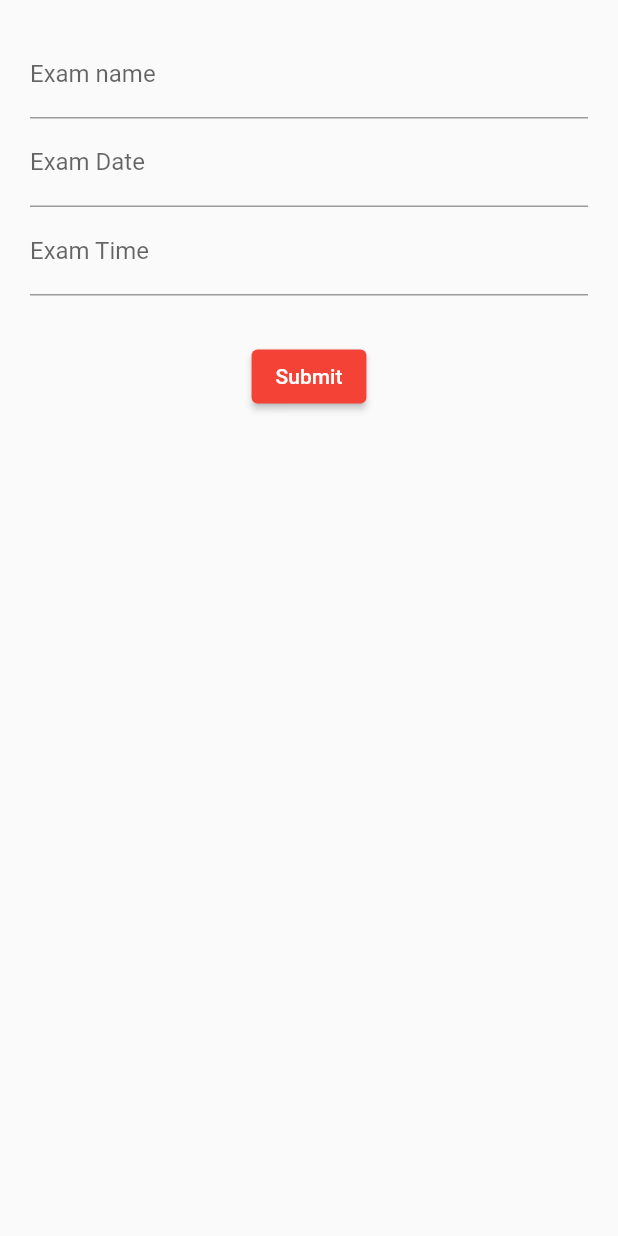
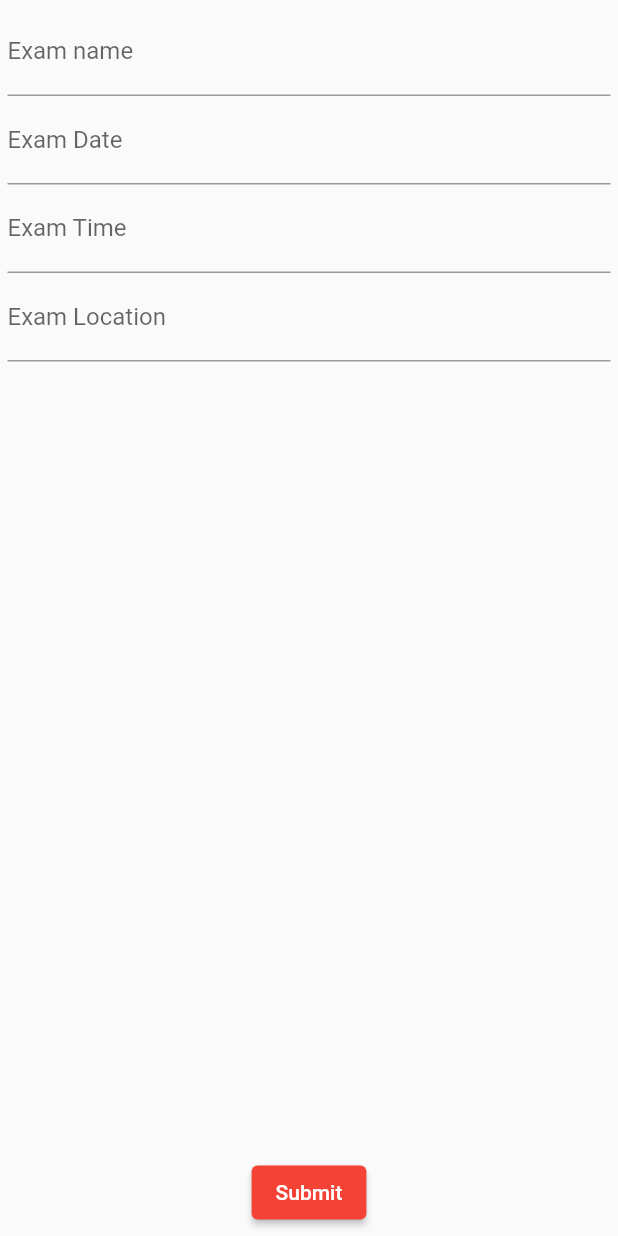
Before and after one commit to Flutter-Labs-MIS/lab_5, a Flutter app: the NewExamItemForm widget shown alone on an empty page, opened directly with empty values, after a tap on "Submit", on a phone screen of 412 x 824 dp. Run offline on Flutter 3.47's test engine with Material 2 defaults, Android fonts, the phone set to English and light mode, and no system bars; our stand-ins replace cloud_firestore, firebase_auth, firebase_core, flutter_local_notifications, geocoding, geolocator and 3 more; accounts and stored records are empty; network calls fail.

Commit message:
lab 5 done

```diff
--- a/lib/main.dart
+++ b/lib/main.dart
@@ -4,11 +4,14 @@ import 'package:lab_3/utilities/router/router.dart';
 import 'package:provider/provider.dart';
 import 'package:firebase_core/firebase_core.dart';
 
+import 'firebase_options.dart';
 import 'models/exam.dart';
 
 Future main() async {
   WidgetsFlutterBinding.ensureInitialized();
-  await Firebase.initializeApp();
+  await Firebase.initializeApp(
+    options: DefaultFirebaseOptions.currentPlatform,
+  );
 
   runApp(
     MultiProvider(providers: [
--- a/lib/models/exam.dart
+++ b/lib/models/exam.dart
@@ -8,12 +8,14 @@ class Exam {
   final String name;
   final String date;
   final String time;
+  final String location;
 
   Exam({
     required this.id,
     required this.name,
     required this.date,
     required this.time,
+    required this.location,
   });
 }
 
@@ -33,12 +35,17 @@ class ExamModel extends ChangeNotifier {
           name: exam['name'],
           date: exam['date'],
           time: exam['time'],
+          location: exam['location'],
         );
 
         exams.add(data);
       });
     });
     notifyListeners();
+  }
+
+  void clearList() {
+    exams = <Exam>[];
   }
 
   void addExam(Exam exam) async {
@@ -53,13 +60,13 @@ class ExamModel extends ChangeNotifier {
             'name': exam.name,
             'date': exam.date,
             'time': exam.time,
+            'location': exam.location,
           }
         ]),
       },
       SetOptions(merge: true),
     );
     exams.add(exam);
-
     notifyListeners();
   }
 }
--- a/lib/widgets/new_exam_item_form.dart
+++ b/lib/widgets/new_exam_item_form.dart
@@ -1,7 +1,13 @@
+import 'dart:convert';
+
 import 'package:flutter/material.dart';
+import 'package:geocoding/geocoding.dart';
+import 'package:google_maps_flutter/google_maps_flutter.dart';
 import 'package:intl/intl.dart';
 import 'package:lab_3/models/exam.dart';
 import 'package:nanoid/nanoid.dart';
+import 'package:uuid/uuid.dart';
+import 'package:http/http.dart' as http;
 
 class NewExamItemForm extends StatefulWidget {
   final Function addItemFunction;
@@ -16,26 +22,79 @@ class _NewExamItemFormState extends State<NewExamItemForm> {
   final _examNameController = TextEditingController();
   final _examDateController = TextEditingController();
   final _examTimeController = TextEditingController();
+  final _examLocationController = TextEditingController();
+
+  var uuid = const Uuid();
+  String _sessionToken = "12345";
+
+  static const String baseURL =
+      "https://maps.googleapis.com/maps/api/place/autocomplete/json";
+
+  static const String kGoogleApiPlaces =
+      "AIzaSyALsaua0KDR9lPTXU3oPbw4a-9o_dcyH9E";
+
+  List<dynamic> _placesList = [];
 
   // late String examName;
   // late String examDateTime;
 
+  @override
+  void initState() {
+    super.initState();
+    _examLocationController.addListener(() {
+      onChange();
+    });
+  }
+
+  void onChange() {
+    if (_sessionToken == null) {
+      setState(() {
+        _sessionToken = uuid.v4();
+      });
+    }
+
+    getSuggestion(_examLocationController.text);
+  }
+
+  void getSuggestion(String input) async {
+    String request =
+        '$baseURL?input=$input&key=$kGoogleApiPlaces&sessiontoken=$_sessionToken';
+
+    var response = await http.get(Uri.parse(request));
+
+    if (response.statusCode == 200) {
+      setState(() {
+        _placesList = jsonDecode(response.body.toString())['predictions'];
+      });
+    } else {
+      throw Exception("Failed to load data");
+    }
+  }
+
   void _submitForm() {
     if (_examNameController.text.isEmpty ||
         _examDateController.text.isEmpty ||
-        _examNameController.text.isEmpty) {
+        _examNameController.text.isEmpty ||
+        _examLocationController.text.isEmpty) {
       return;
     }
 
     final String examName = _examNameController.text;
     final String examDate = _examDateController.text;
     final String examTime = _examTimeController.text;
+    final String examLocation = _examLocationController.text;
 
-    final Exam e =
-        Exam(id: nanoid(4), name: examName, date: examDate, time: examTime);
+    final Exam e = Exam(
+      id: nanoid(4),
+      name: examName,
+      date: examDate,
+      time: examTime,
+      location: examLocation,
+    );
 
     widget.addItemFunction(context, e);
-    Navigator.of(context).pop();
+
+    Navigator.pop(context);
   }
 
   void _selectDate() async {
@@ -64,7 +123,8 @@ class _NewExamItemFormState extends State<NewExamItemForm> {
   @override
   Widget build(BuildContext context) {
     return Container(
-      padding: const EdgeInsets.all(20),
+      height: double.infinity,
+      padding: const EdgeInsets.all(5),
       child: Column(
         children: [
           TextField(
@@ -86,6 +146,29 @@ class _NewExamItemFormState extends State<NewExamItemForm> {
             onSubmitted: (_) => _submitForm,
             onTap: _selectTime,
           ),
+          TextField(
+            controller: _examLocationController,
+            decoration: const InputDecoration(
+              labelText: "Exam Location",
+              hintText: "Search location",
+            ),
+            onSubmitted: (_) => _submitForm,
+            onChanged: getSuggestion,
+          ),
+          Expanded(
+            child: ListView.builder(
+              itemCount: _placesList.length,
+              itemBuilder: (context, index) {
+                return ListTile(
+                  onTap: () async {
+                    _examLocationController.text =
+                        _placesList[index]['description'];
+                  },
+                  title: Text(_placesList[index]['description']),
+                );
+              },
+            ),
+          ),
           Container(
             padding: const EdgeInsets.only(top: 30),
             child: ElevatedButton(
```
Also changed, not shown: lib/screens/add_exam.dart (added, +28 -0 lines), lib/screens/home.dart (+10 -21 lines), lib/screens/login_page.dart (+8 -0 lines), lib/screens/register_page.dart (+12 -2 lines), lib/widgets/exam_card.dart (+39 -0 lines), pubspec.yaml (+8 -0 lines), lib/firebase_options.dart (added), pubspec.lock, 11 other files.
